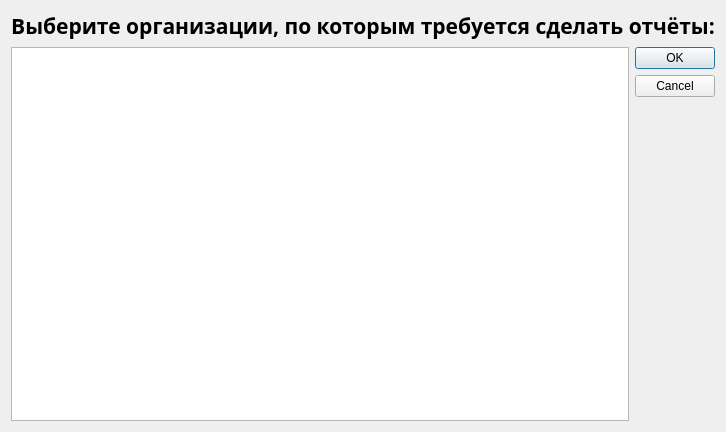
Before: the Qt Designer form app/src/autoDoc/organisationschoicewindow.ui in TheSawIsTheLaw/ReportAutomation, drawn with Qt 5.
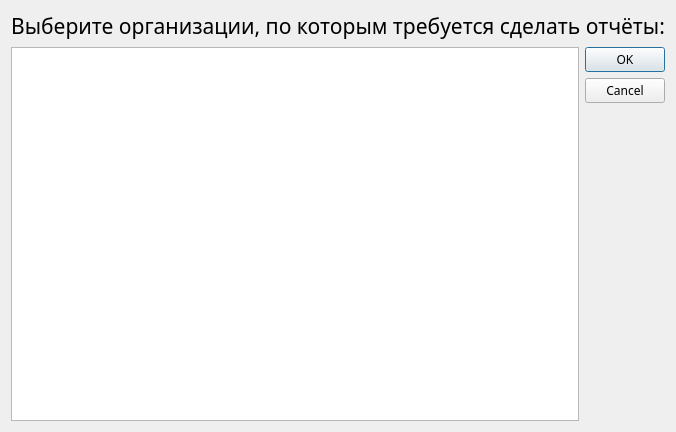
After: the same form once the commit is applied.

Commit message: ADD: logic of buttons

What changed in the file:
```diff
--- a/app/src/autoDoc/organisationschoicewindow.ui
+++ b/app/src/autoDoc/organisationschoicewindow.ui
@@ -18,10 +18,10 @@
     <widget class="QLabel" name="choiceLabel">
      <property name="font">
       <font>
-       <family>Bahnschrift SemiBold</family>
+       <family>Century Gothic</family>
        <pointsize>16</pointsize>
-       <weight>75</weight>
-       <bold>true</bold>
+       <weight>50</weight>
+       <bold>false</bold>
       </font>
      </property>
      <property name="text">
@@ -34,6 +34,11 @@
    </item>
    <item row="1" column="1">
     <widget class="QDialogButtonBox" name="buttonsGroup">
+     <property name="font">
+      <font>
+       <family>Century Gothic</family>
+      </font>
+     </property>
      <property name="orientation">
       <enum>Qt::Vertical</enum>
      </property>
```
The commit also changes 5 other files.
